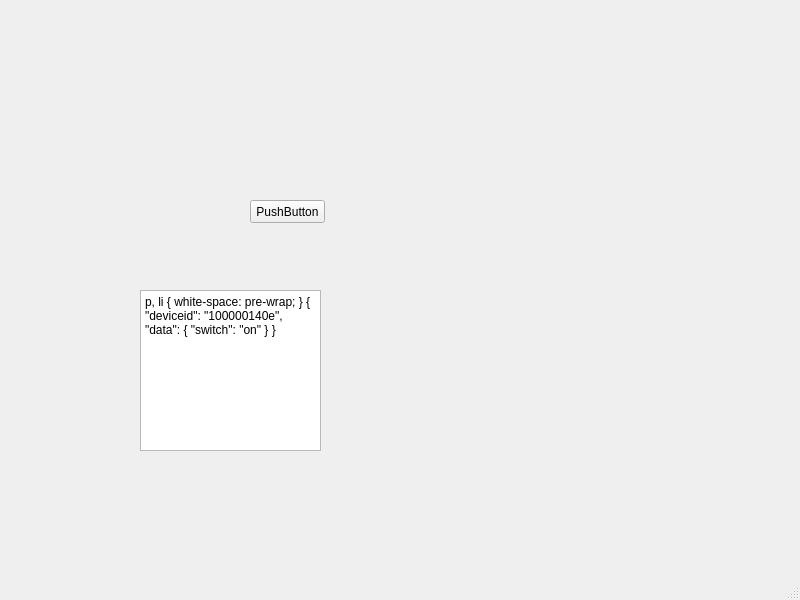
Qt form mainwindow.ui (explorer85/VSmartHome) before a commit.
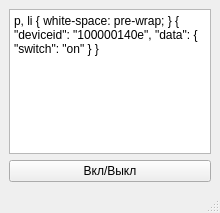
The same form after that commit.

Commit message: сделал время выключения параметром конфига

Diff of the .ui file:
```diff
--- a/mainwindow.ui
+++ b/mainwindow.ui
@@ -6,36 +6,17 @@
    <rect>
     <x>0</x>
     <y>0</y>
-    <width>800</width>
-    <height>600</height>
+    <width>220</width>
+    <height>213</height>
    </rect>
   </property>
   <property name="windowTitle">
    <string>MainWindow</string>
   </property>
   <widget class="QWidget" name="centralwidget">
-   <widget class="QPushButton" name="pushButton">
-    <property name="geometry">
-     <rect>
-      <x>250</x>
-      <y>200</y>
-      <width>75</width>
-      <height>23</height>
-     </rect>
-    </property>
-    <property name="text">
-     <string>PushButton</string>
-    </property>
-   </widget>
+   <layout class="QVBoxLayout" name="verticalLayout">
+    <item>
    <widget class="QTextEdit" name="textEdit">
-    <property name="geometry">
-     <rect>
-      <x>140</x>
-      <y>290</y>
-      <width>181</width>
-      <height>161</height>
-     </rect>
-    </property>
     <property name="html">
      <string>&lt;!DOCTYPE HTML PUBLIC &quot;-//W3C//DTD HTML 4.0//EN&quot; &quot;http://www.w3.org/TR/REC-html40/strict.dtd&quot;&gt;
 &lt;html&gt;&lt;head&gt;&lt;meta name=&quot;qrichtext&quot; content=&quot;1&quot; /&gt;&lt;style type=&quot;text/css&quot;&gt;
@@ -49,6 +30,15 @@
 &lt;p style=&quot; margin-top:0px; margin-bottom:0px; margin-left:0px; margin-right:0px; -qt-block-indent:0; text-indent:0px;&quot;&gt;}&lt;/p&gt;&lt;/body&gt;&lt;/html&gt;</string>
     </property>
    </widget>
+    </item>
+    <item>
+     <widget class="QPushButton" name="pushButton">
+      <property name="text">
+       <string>Вкл/Выкл</string>
+      </property>
+     </widget>
+    </item>
+   </layout>
   </widget>
   <widget class="QMenuBar" name="menubar">
    <property name="geometry">
```
Left out of the diff: 2 changed lines with no effect on the pictures. Lines whose indentation alone changed are shown as unchanged. The commit also changes 2 other files.
